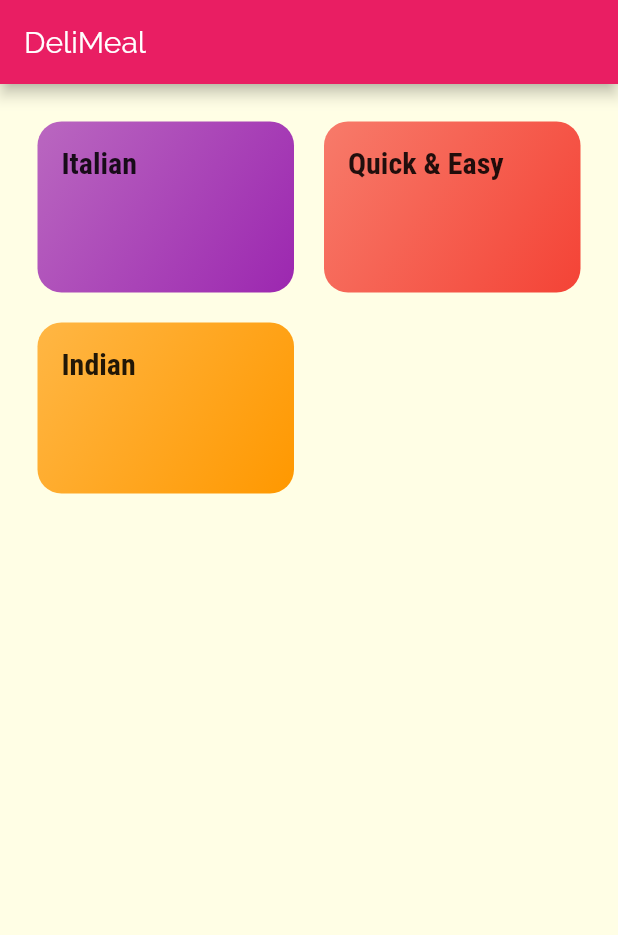
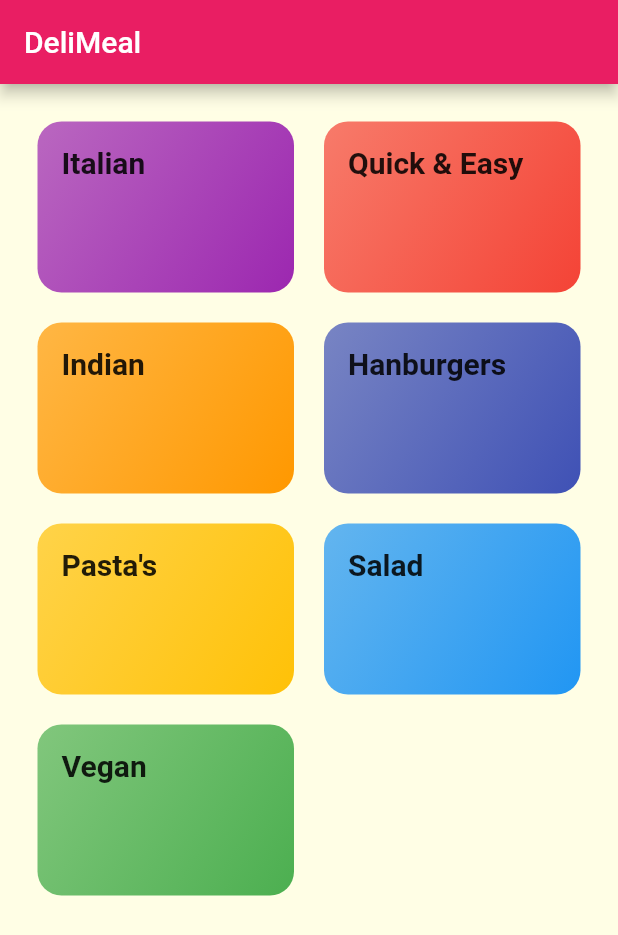
Before and after one commit to chemickypes/flutter_udemy_course, a Flutter app: the screen it shows after launch, on a phone screen of 412 x 824 dp. Shown: the top 935 px of the screen. Run offline on Flutter 3.47's test engine with Material 2 defaults, Android fonts, the phone set to English and light mode, and no system bars; our stand-ins replace bloc, firebase_auth, flutter_bloc; accounts and stored records are empty.

Commit message:
new screen

```diff
--- a/meals_app/lib/categories_screen.dart
+++ b/meals_app/lib/categories_screen.dart
@@ -14,7 +14,7 @@ class CategoriesScreen extends StatelessWidget {
       body: GridView(
         padding: EdgeInsets.all(25),
         children: DUMMY_CATEGORIES.map((category) {
-          return CategoryItem(title: category.title, color: category.color);
+          return CategoryItem(title: category.title, color: category.color, id: category.id);
         }).toList(),
         gridDelegate: SliverGridDelegateWithMaxCrossAxisExtent(
             maxCrossAxisExtent: 200,
--- a/meals_app/lib/dummy_category.dart
+++ b/meals_app/lib/dummy_category.dart
@@ -16,5 +16,25 @@ const DUMMY_CATEGORIES = const [
   Category(
     id: 'c3',
     title: 'Indian',
+  ),
+  Category(
+    id: 'c4',
+    title: 'Hanburgers',
+    color: Colors.indigo
+  ),
+  Category(
+    id: 'c5',
+    title: 'Pasta\'s',
+    color: Colors.amber
+  ),
+  Category(
+    id: 'c6',
+    title: 'Salad',
+    color: Colors.blue
+  ),
+  Category(
+    id: 'c7',
+    title: 'Vegan',
+    color: Colors.green
   )
 ];
--- a/meals_app/lib/main.dart
+++ b/meals_app/lib/main.dart
@@ -1,6 +1,7 @@
 
 import 'package:flutter/material.dart';
 import 'package:meals_app/categories_screen.dart';
+import 'package:meals_app/category_detail.dart';
 
 void main() => runApp(MyApp());
 
@@ -15,18 +16,22 @@ class MyApp extends StatelessWidget {
         primarySwatch: Colors.pink,
         accentColor: Colors.amber,
         canvasColor: Color.fromRGBO(255, 254,229, 1),
-        fontFamily: 'Raleway',
+        //fontFamily: 'Raleway',
         textTheme: ThemeData.light().textTheme.copyWith(
           body1: TextStyle(color: Color.fromRGBO(20, 51, 51, 1),),
           body2: TextStyle(color: Color.fromRGBO(20, 51, 51, 1),),
           title: TextStyle(
             fontSize: 20,
-            fontFamily: 'RobotoCondensed',
+           // fontFamily: 'RobotoCondensed',
             fontWeight: FontWeight.bold
           )
         )
       ),
       home: CategoriesScreen(),
+
+      routes: {
+        '/category_detail' : (ctx) => CategoryDetail(),
+      },
     );
   }
 }
--- a/meals_app/lib/widgets/cateory_item.dart
+++ b/meals_app/lib/widgets/cateory_item.dart
@@ -1,13 +1,24 @@
 import 'package:flutter/material.dart';
 
 class CategoryItem extends StatelessWidget {
-  const CategoryItem({Key key, this.title, this.color}) : super(key: key);
+  const CategoryItem({Key key, this.title, this.color, this.id}) : super(key: key);
   final String title;
   final Color color;
+  final String id;
 
   @override
   Widget build(BuildContext context) {
     return Container(
+      child: InkWell(
+        onTap: () {
+          Navigator.of(context).pushNamed('/category_detail',
+          arguments: <String,String>{
+            'id' : id,
+            'title' : title
+          });
+        },
+        borderRadius: BorderRadius.circular(16),
+        splashColor: Theme.of(context).accentColor,
         child: Container(
           padding: const EdgeInsets.all(16),
           child: Text(
@@ -21,6 +32,7 @@ class CategoryItem extends StatelessWidget {
                   end: Alignment.bottomRight),
               borderRadius: BorderRadius.circular(16)),
         ),
+      ),
     );
   }
 }
```
Also changed, not shown: meals_app/lib/category_detail.dart (added, +25 -0 lines), meals_app/pubspec.yaml (+17 -17 lines). Lines whose indentation alone changed are shown as unchanged.
